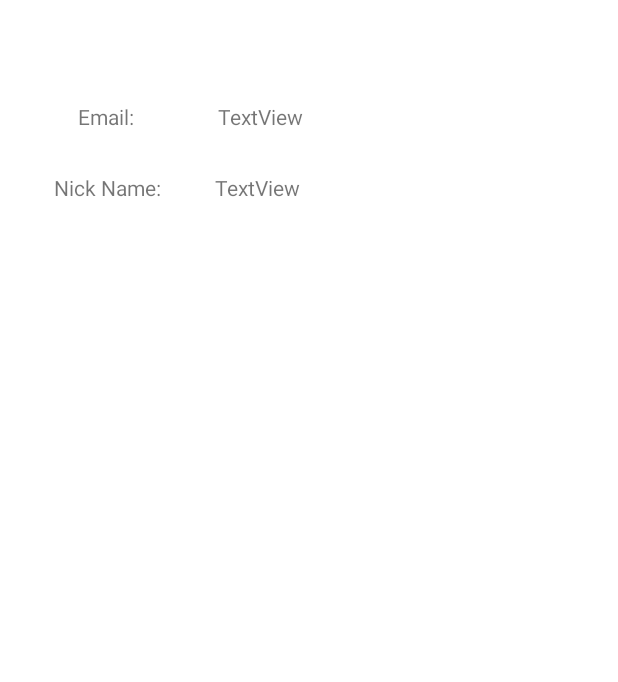
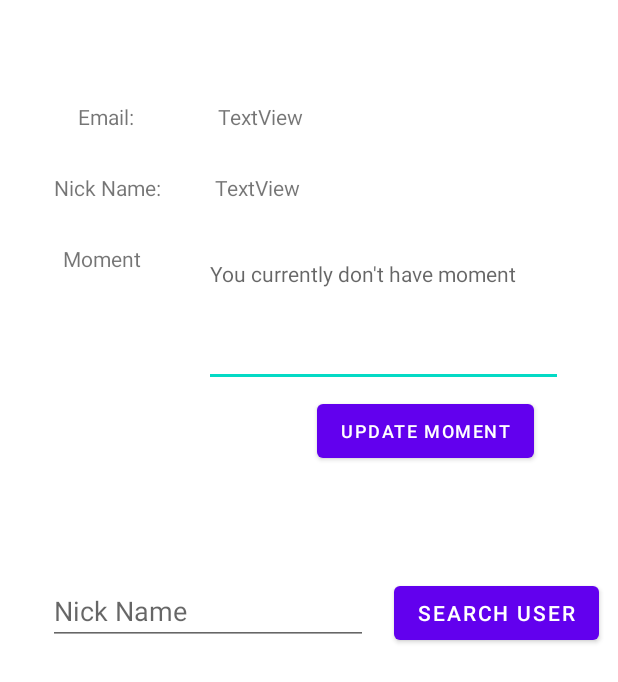
Before and after one commit to zren813/MobileDemo, an Android app: the ProfilePage screen opened directly, with no data from a screen before it, on a phone screen of 412 x 824 dp. Shown: the top 682 px of the screen. Run offline under Robolectric (Android 15) with nearby library versions, the phone set to English and light mode, and no system bars; our stand-ins replace Firebase (no records; nobody signed in at launch, a user with empty details on screens opened directly).

Commit message:
Add moment field. add search field. Needs to implement search function

```diff
--- a/app/src/main/java/com/mobiledemo/ProfilePage.java
+++ b/app/src/main/java/com/mobiledemo/ProfilePage.java
@@ -3,10 +3,16 @@ package com.mobiledemo;
 import androidx.annotation.NonNull;
 import androidx.appcompat.app.AppCompatActivity;
 
+import android.content.Intent;
 import android.os.Bundle;
+import android.view.View;
+import android.widget.Button;
+import android.widget.EditText;
 import android.widget.TextView;
 import android.widget.Toast;
 
+import com.google.android.gms.tasks.OnCompleteListener;
+import com.google.android.gms.tasks.Task;
 import com.google.firebase.auth.FirebaseAuth;
 import com.google.firebase.auth.FirebaseUser;
 import com.google.firebase.database.DataSnapshot;
@@ -15,10 +21,15 @@ import com.google.firebase.database.DatabaseReference;
 import com.google.firebase.database.FirebaseDatabase;
 import com.google.firebase.database.ValueEventListener;
 
-public class ProfilePage extends AppCompatActivity {
+import org.w3c.dom.Text;
+
+public class ProfilePage extends AppCompatActivity implements View.OnClickListener {
     private String uid;
     private FirebaseUser user;
     private DatabaseReference reference;
+    private EditText editMoment, editSearchUser;
+    private Button editTextButton, searchUserButton;
+    private TextView searchedUser;
     @Override
     protected void onCreate(Bundle savedInstanceState) {
         super.onCreate(savedInstanceState);
@@ -30,6 +41,9 @@ public class ProfilePage extends AppCompatActivity {
 
         final TextView nickNameField = (TextView) findViewById(R.id.nickNameField);
         final TextView emailField = (TextView) findViewById(R.id.emailField);
+        editMoment = (EditText) findViewById(R.id.editTextMoment);
+        editTextButton = (Button) findViewById(R.id.editMomentButton);
+        editTextButton.setOnClickListener(this);
 
         reference.child(uid).addListenerForSingleValueEvent(new ValueEventListener() {
             @Override
@@ -40,6 +54,8 @@ public class ProfilePage extends AppCompatActivity {
                     String email = userProfile.email;
                     nickNameField.setText(nickName);
                     emailField.setText(email);
+                    String moment = userProfile.moment;
+                    editMoment.setText(moment);
                 }
             }
 
@@ -49,6 +65,39 @@ public class ProfilePage extends AppCompatActivity {
             }
         });
 
+        editSearchUser = (EditText) findViewById(R.id.textEditSearchUser);
+        searchedUser = (TextView) findViewById(R.id.searchedUserInfo);
+        searchUserButton = (Button) findViewById(R.id.searchUserButton);
+        searchUserButton.setOnClickListener(this);
+
+
     }
 
+    @Override
+    public void onClick(View v) {
+        switch(v.getId()) {
+            case R.id.editMomentButton:
+                updateMoment();
+            case R.id.searchUserButton:
+                searchUser();
+        }
+    }
+
+    public void updateMoment() {
+        System.out.println(editMoment.getText());
+        reference.child(uid).child("moment").setValue(editMoment.getText().toString()).addOnCompleteListener(new OnCompleteListener<Void>() {
+            @Override
+            public void onComplete(@NonNull Task<Void> task) {
+                if (task.isSuccessful()) {
+                    Toast.makeText(ProfilePage.this, "Update Successful", Toast.LENGTH_LONG).show();
+                } else {
+                    Toast.makeText(ProfilePage.this, "Update Failed", Toast.LENGTH_LONG).show();
+                }
+            }
+        });
+    }
+
+    public void searchUser() {
+        // TODO: 9/12/21 try to search for user
+    }
 }
--- a/app/src/main/java/com/mobiledemo/User.java
+++ b/app/src/main/java/com/mobiledemo/User.java
@@ -1,7 +1,7 @@
 package com.mobiledemo;
 
 public class User {
-    public String nickName, email;
+    public String nickName, email, moment;
 
     public User() {
 
--- a/app/src/main/res/layout/activity_profile_page.xml
+++ b/app/src/main/res/layout/activity_profile_page.xml
@@ -45,4 +45,71 @@
         android:text="TextView"
         app:layout_constraintStart_toEndOf="@+id/textView3"
         app:layout_constraintTop_toBottomOf="@+id/emailField" />
+
+    <TextView
+        android:id="@+id/textView2"
+        android:layout_width="wrap_content"
+        android:layout_height="wrap_content"
+        android:layout_marginStart="42dp"
+        android:layout_marginTop="28dp"
+        android:text="Moment"
+        app:layout_constraintStart_toStartOf="parent"
+        app:layout_constraintTop_toBottomOf="@+id/textView3" />
+
+    <EditText
+        android:id="@+id/editTextMoment"
+        android:layout_width="239dp"
+        android:layout_height="95dp"
+        android:layout_marginStart="42dp"
+        android:layout_marginTop="28dp"
+        android:ems="10"
+        android:hint="You currently don't have moment"
+        android:gravity="top|left"
+        android:inputType="textMultiLine"
+        android:textSize="14sp"
+        app:layout_constraintStart_toEndOf="@+id/textView2"
+        app:layout_constraintTop_toBottomOf="@+id/nickNameField" />
+
+
+    <Button
+        android:id="@+id/editMomentButton"
+        android:layout_width="wrap_content"
+        android:layout_height="wrap_content"
+        android:layout_marginTop="5dp"
+        android:layout_marginEnd="56dp"
+        android:text="Update Moment"
+        android:textSize="12sp"
+        app:layout_constraintEnd_toEndOf="parent"
+        app:layout_constraintTop_toBottomOf="@+id/editTextMoment" />
+
+    <EditText
+        android:id="@+id/textEditSearchUser"
+        android:layout_width="wrap_content"
+        android:layout_height="wrap_content"
+        android:layout_marginStart="32dp"
+        android:layout_marginTop="73dp"
+        android:ems="10"
+        android:hint="Nick Name"
+        android:inputType="textPersonName"
+        app:layout_constraintStart_toStartOf="parent"
+        app:layout_constraintTop_toBottomOf="@+id/editMomentButton" />
+
+    <Button
+        android:id="@+id/searchUserButton"
+        android:layout_width="wrap_content"
+        android:layout_height="wrap_content"
+        android:layout_marginStart="17dp"
+        android:layout_marginTop="73dp"
+        android:text="Search User"
+        app:layout_constraintStart_toEndOf="@+id/textEditSearchUser"
+        app:layout_constraintTop_toBottomOf="@+id/editMomentButton" />
+
+    <TextView
+        android:id="@+id/searchedUserInfo"
+        android:layout_width="352dp"
+        android:layout_height="94dp"
+        android:layout_marginStart="32dp"
+        android:layout_marginTop="56dp"
+        app:layout_constraintStart_toStartOf="parent"
+        app:layout_constraintTop_toBottomOf="@+id/searchUserButton" />
 </androidx.constraintlayout.widget.ConstraintLayout>
```
